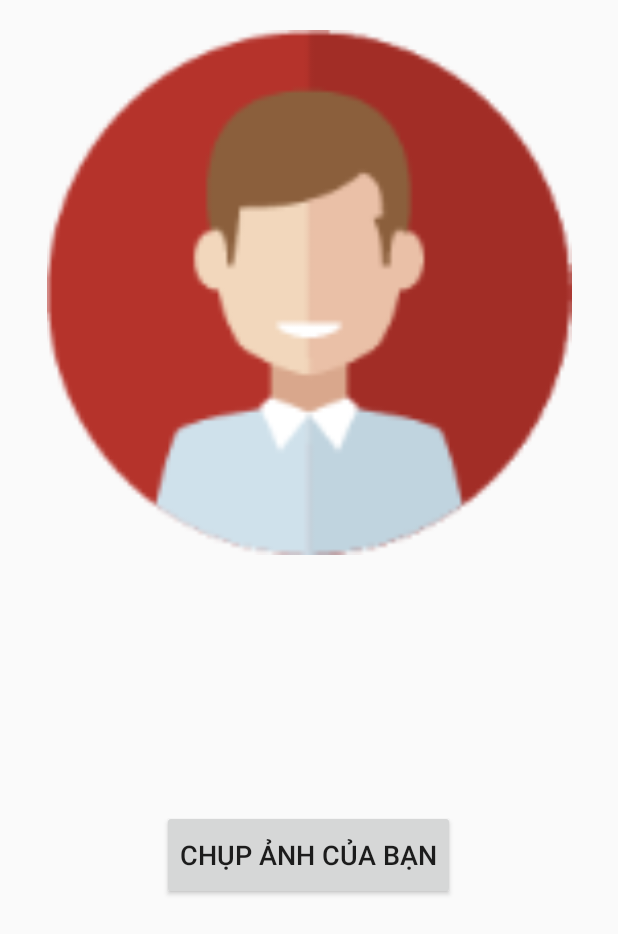
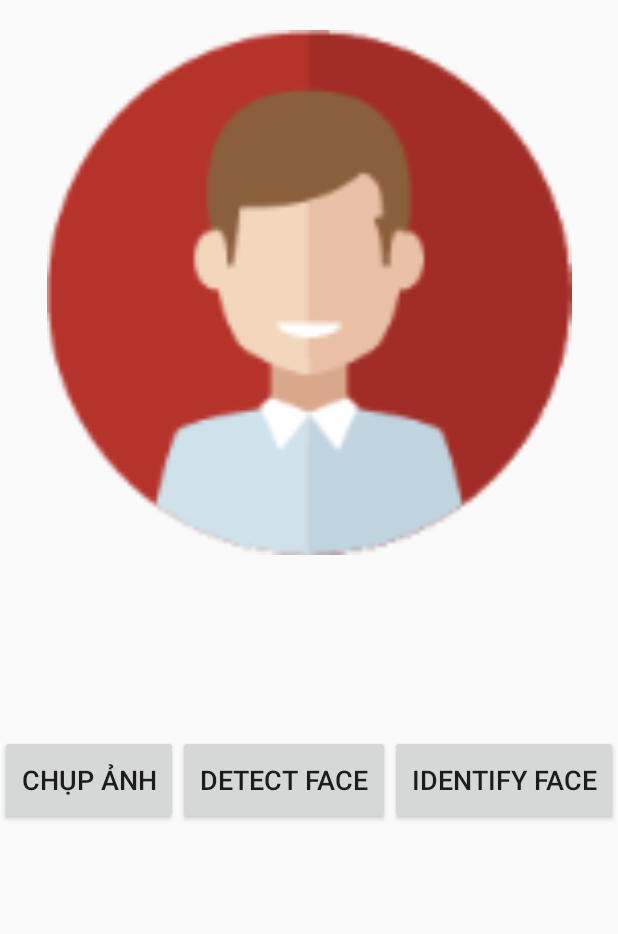
Before and after one commit to Thanhdat111/SuperAlarm, an Android app: the LoginByFaceIdActivity screen opened directly, with no data from a screen before it, on a phone screen of 412 x 824 dp. Shown: the top 934 px of the screen. Run offline under Robolectric (Android 15) with nearby library versions, the phone set to English and light mode, and no system bars.

Commit message:
12/04/2019

```diff
--- a/app/build.gradle
+++ b/app/build.gradle
@@ -40,4 +40,8 @@ dependencies {
     implementation 'com.firebaseui:firebase-ui:5.0.0'
     implementation 'com.firebaseui:firebase-ui-auth:5.0.0'
     implementation 'com.android.support:multidex:1.0.3'
+    implementation 'com.google.firebase:firebase-ml-vision:24.0.1'
+    // If you want to detect face contours (landmark detection and classification
+    // don't require this additional model):
+    implementation 'com.google.firebase:firebase-ml-vision-face-model:19.0.0'
 }
--- a/app/src/main/java/com/example/superalarm/UI/Login/LoginByFaceIdActivity.java
+++ b/app/src/main/java/com/example/superalarm/UI/Login/LoginByFaceIdActivity.java
@@ -2,15 +2,62 @@ package com.example.superalarm.UI.Login;
 
 import androidx.appcompat.app.AppCompatActivity;
 
+import android.content.Intent;
+import android.graphics.Bitmap;
 import android.os.Bundle;
+import android.provider.MediaStore;
+import android.view.View;
+import android.widget.Button;
+import android.widget.ImageView;
+import android.widget.Toast;
 
 import com.example.superalarm.R;
 
 public class LoginByFaceIdActivity extends AppCompatActivity {
 
+    private static final int REQUEST_ID_IMAGE_CAPTURE = 0000 ;
+    Button btn_takePhoto;
+    ImageView imageView;
     @Override
     protected void onCreate(Bundle savedInstanceState) {
         super.onCreate(savedInstanceState);
         setContentView(R.layout.activity_login_by_face_id);
+
+        //ánh xạ
+        btn_takePhoto = (Button) this.findViewById(R.id.btn_takePhoto);
+        imageView = (ImageView)findViewById(R.id.img_photo_checkid);
+
+        btn_takePhoto.setOnClickListener(new View.OnClickListener() {
+            @Override
+            public void onClick(View view) {
+                captureImage();
+            }
+        });
+    }
+
+    private void captureImage() {
+        // Tạo một Intent không tường minh,
+        // để yêu cầu hệ thống mở Camera chuẩn bị chụp hình.
+        Intent intent = new Intent(MediaStore.ACTION_IMAGE_CAPTURE);
+
+        // Start Activity chụp hình, và chờ đợi kết quả trả về.
+        this.startActivityForResult(intent, REQUEST_ID_IMAGE_CAPTURE);
+    }
+
+    // Khi activy chụp hình (Hoặc quay video) hoàn thành, phương thức này sẽ được gọi.
+    @Override
+    protected void onActivityResult(int requestCode, int resultCode, Intent data) {
+        super.onActivityResult(requestCode, resultCode, data);
+
+        if (requestCode == REQUEST_ID_IMAGE_CAPTURE) {
+            if (resultCode == RESULT_OK) {
+                Bitmap bp = (Bitmap) data.getExtras().get("data");
+                this.imageView.setImageBitmap(bp);
+            } else if (resultCode == RESULT_CANCELED) {
+                Toast.makeText(this, "Action canceled", Toast.LENGTH_LONG).show();
+            } else {
+                Toast.makeText(this, "Action Failed", Toast.LENGTH_LONG).show();
+            }
+        }
     }
 }
--- a/app/src/main/res/layout/activity_login_by_face_id.xml
+++ b/app/src/main/res/layout/activity_login_by_face_id.xml
@@ -14,13 +14,31 @@
         android:layout_margin="20dp"
         android:scaleType="fitCenter"
         android:src="@drawable/avatar"/>
-    <Button
-        android:id="@+id/btn_takePhoto"
-        android:layout_width="wrap_content"
-        android:layout_height="60dp"
-        android:text="chụp ảnh của bạn"
-        android:textSize="18sp"
-        android:layout_gravity="center"
-        android:layout_marginTop="150dp"/>
-
+    <LinearLayout
+        android:layout_marginTop="100dp"
+        android:layout_width="match_parent"
+        android:layout_height="wrap_content"
+        android:weightSum="3">
+        <Button
+            android:id="@+id/btn_takePhoto"
+            android:layout_width="wrap_content"
+            android:layout_weight="1"
+            android:layout_height="60dp"
+            android:text="chụp ảnh"
+            android:textSize="18sp"/>
+        <Button
+            android:id="@+id/btn_detect_face"
+            android:layout_width="wrap_content"
+            android:layout_weight="1"
+            android:layout_height="60dp"
+            android:text="Detect face"
+            android:textSize="18sp"/>
+        <Button
+            android:id="@+id/btn_identify_face"
+            android:layout_width="wrap_content"
+            android:layout_weight="1"
+            android:layout_height="60dp"
+            android:text="identify face"
+            android:textSize="18sp"/>
+    </LinearLayout>
 </LinearLayout>
```
Also changed, not shown: app/src/main/AndroidManifest.xml (+5 -3 lines), app/src/main/java/com/example/superalarm/MainActivity.java (+6 -5 lines), app/src/main/java/com/example/superalarm/UI/Login/PreLoginActivity.java (+8 -0 lines).
